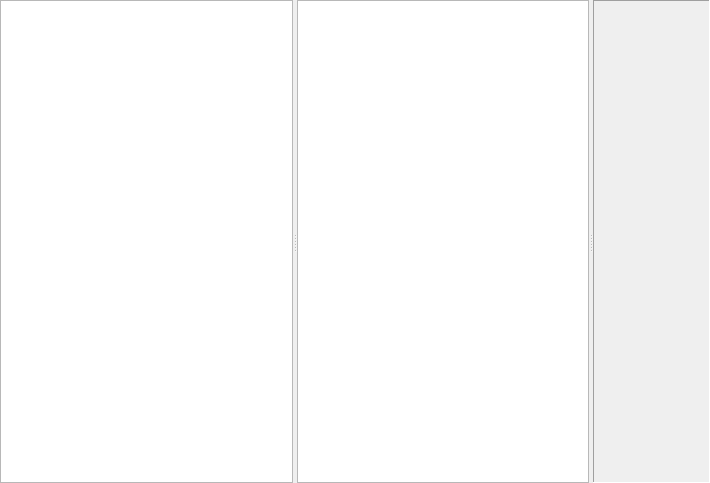
The window that src/CommitExploreWindow.ui (soramimi/Guitar) describes before a commit, drawn with Qt 5.
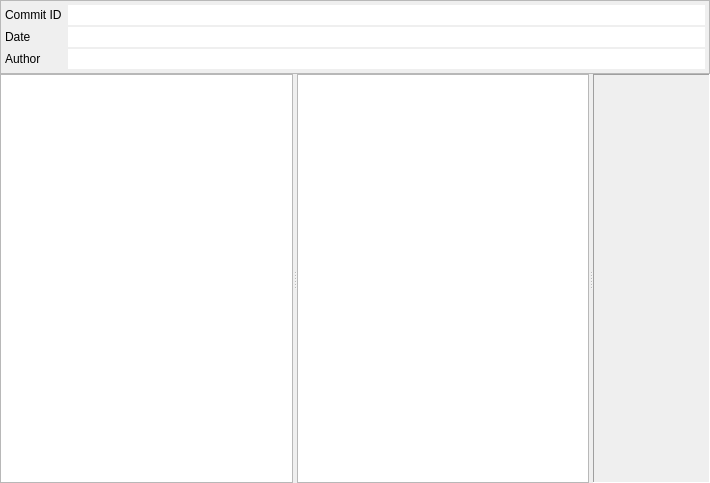
The same window after the commit. Custom widgets are drawn as their Qt base class.

Commit message: CommitExploreWindow機能強化

```diff
--- a/src/CommitExploreWindow.ui
+++ b/src/CommitExploreWindow.ui
@@ -29,8 +29,92 @@
    <property name="bottomMargin">
     <number>0</number>
    </property>
+   <item>
+    <widget class="QFrame" name="frame_2">
+     <property name="frameShape">
+      <enum>QFrame::StyledPanel</enum>
+     </property>
+     <property name="frameShadow">
+      <enum>QFrame::Raised</enum>
+     </property>
+     <layout class="QFormLayout" name="formLayout">
+      <property name="verticalSpacing">
+       <number>2</number>
+      </property>
+      <property name="leftMargin">
+       <number>4</number>
+      </property>
+      <property name="topMargin">
+       <number>4</number>
+      </property>
+      <property name="rightMargin">
+       <number>4</number>
+      </property>
+      <property name="bottomMargin">
+       <number>4</number>
+      </property>
+      <item row="0" column="0">
+       <widget class="QLabel" name="label">
+        <property name="text">
+         <string>Commit ID</string>
+        </property>
+       </widget>
+      </item>
+      <item row="0" column="1">
+       <widget class="QLineEdit" name="lineEdit_commit_id">
+        <property name="frame">
+         <bool>false</bool>
+        </property>
+        <property name="readOnly">
+         <bool>true</bool>
+        </property>
+       </widget>
+      </item>
+      <item row="1" column="0">
+       <widget class="QLabel" name="label_2">
+        <property name="text">
+         <string>Date</string>
+        </property>
+       </widget>
+      </item>
+      <item row="2" column="0">
+       <widget class="QLabel" name="label_3">
+        <property name="text">
+         <string>Author</string>
+        </property>
+       </widget>
+      </item>
+      <item row="2" column="1">
+       <widget class="QLineEdit" name="lineEdit_author">
+        <property name="frame">
+         <bool>false</bool>
+        </property>
+        <property name="readOnly">
+         <bool>true</bool>
+        </property>
+       </widget>
+      </item>
+      <item row="1" column="1">
+       <widget class="QLineEdit" name="lineEdit_date">
+        <property name="frame">
+         <bool>false</bool>
+        </property>
+        <property name="readOnly">
+         <bool>true</bool>
+        </property>
+       </widget>
+      </item>
+     </layout>
+    </widget>
+   </item>
    <item>
     <widget class="QSplitter" name="splitter">
+     <property name="sizePolicy">
+      <sizepolicy hsizetype="Expanding" vsizetype="Expanding">
+       <horstretch>0</horstretch>
+       <verstretch>0</verstretch>
+      </sizepolicy>
+     </property>
      <property name="orientation">
       <enum>Qt::Horizontal</enum>
      </property>
```
Left out of the diff: 9 changed lines with no effect on the pictures. The commit also changes 8 other files.
